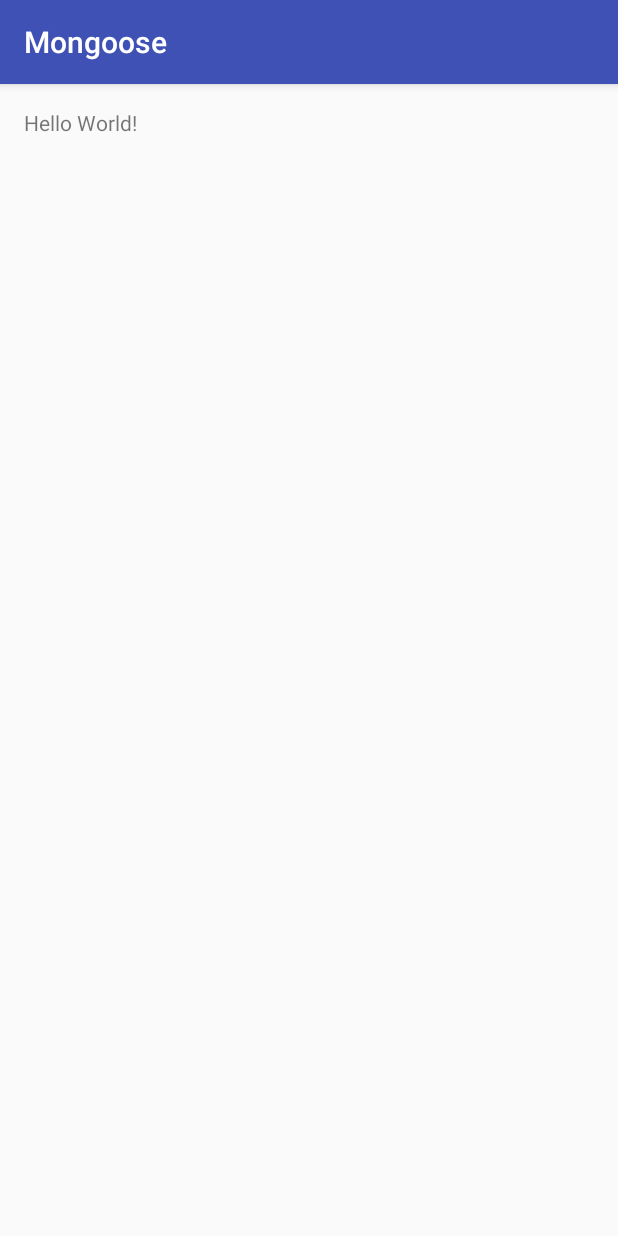
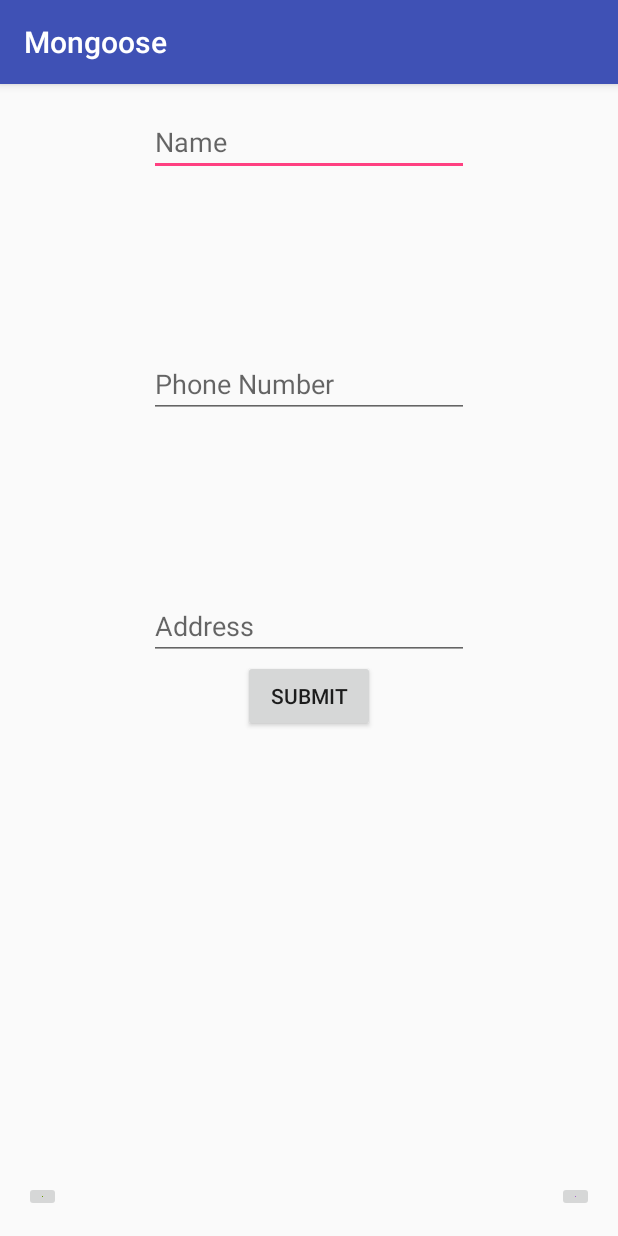
Before and after one commit to billbrasky1/TeamMongoose, an Android app: the screen it shows after launch (MainActivity), on a phone screen of 412 x 824 dp. Run offline under Robolectric (Android 15) with nearby library versions, the phone set to English and light mode, and no system bars.

Commit message:
Mongoose: feature-xml

```diff
--- a/Mongoose/app/src/main/res/layout/activity_main.xml
+++ b/Mongoose/app/src/main/res/layout/activity_main.xml
@@ -9,8 +9,86 @@
     android:paddingTop="@dimen/activity_vertical_margin"
     tools:context="com.danielbrinker.android.aca.mongoose.MainActivity">
 
-    <TextView
-        android:layout_width="wrap_content"
-        android:layout_height="wrap_content"
-        android:text="Hello World!" />
+    <LinearLayout
+        android:orientation="vertical"
+        android:layout_width="match_parent"
+        android:layout_height="match_parent">
+
+        <RelativeLayout
+            android:layout_width="match_parent"
+            android:layout_height="match_parent"
+            android:layout_weight=".5">
+
+            <EditText
+                android:layout_width="wrap_content"
+                android:layout_height="wrap_content"
+                android:inputType="textPersonName"
+                android:ems="10"
+                android:id="@+id/nameText"
+                android:layout_alignParentTop="true"
+                android:layout_centerHorizontal="true"
+                android:hint="Name" />
+
+            <EditText
+                android:layout_width="wrap_content"
+                android:layout_height="wrap_content"
+                android:inputType="phone"
+                android:ems="10"
+                android:id="@+id/phoneText"
+                android:layout_centerVertical="true"
+                android:layout_centerHorizontal="true"
+                android:hint="Phone Number" />
+
+            <EditText
+                android:layout_width="wrap_content"
+                android:layout_height="wrap_content"
+                android:inputType="textPostalAddress"
+                android:ems="10"
+                android:id="@+id/addressText"
+                android:layout_alignParentBottom="true"
+                android:layout_centerHorizontal="true"
+                android:hint="Address" />
+        </RelativeLayout>
+
+        <RelativeLayout
+            android:layout_width="match_parent"
+            android:layout_height="match_parent"
+            android:layout_weight=".5">
+
+            <Button
+                android:layout_width="wrap_content"
+                android:layout_height="wrap_content"
+                android:text="Submit"
+                android:id="@+id/displayButton"
+                android:layout_alignParentTop="true"
+                android:layout_centerHorizontal="true" />
+
+            <ImageButton
+                android:layout_width="wrap_content"
+                android:layout_height="wrap_content"
+                android:id="@+id/extraButton"
+                android:layout_alignParentBottom="true"
+                android:layout_alignParentRight="true"
+                android:layout_alignParentEnd="true"
+                android:src="@android:color/holo_purple"
+                android:layout_alignTop="@+id/mapButton" />
+
+            <ImageButton
+                android:layout_width="wrap_content"
+                android:layout_height="wrap_content"
+                android:id="@+id/mapButton"
+                android:layout_alignParentBottom="true"
+                android:layout_alignParentLeft="true"
+                android:layout_alignParentStart="true"
+                android:src="@android:color/holo_green_dark" />
+
+            <TextView
+                android:layout_width="wrap_content"
+                android:layout_height="wrap_content"
+                android:textAppearance="?android:attr/textAppearanceLarge"
+                android:id="@+id/userInput"
+                android:layout_centerVertical="true"
+                android:layout_centerHorizontal="true" />
+        </RelativeLayout>
+    </LinearLayout>
 </RelativeLayout>
```
Also changed, not shown: 1 other file.
